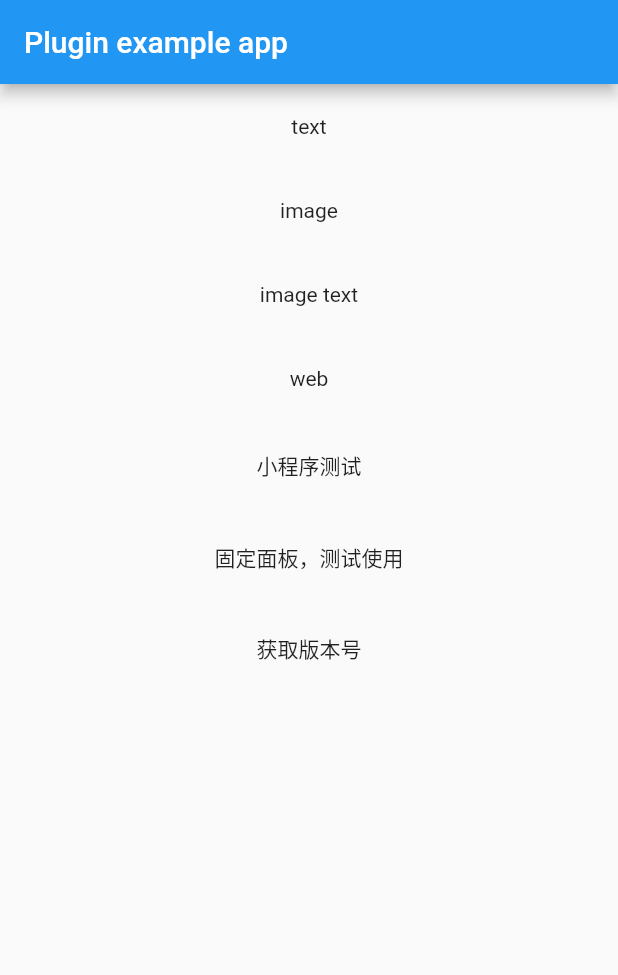
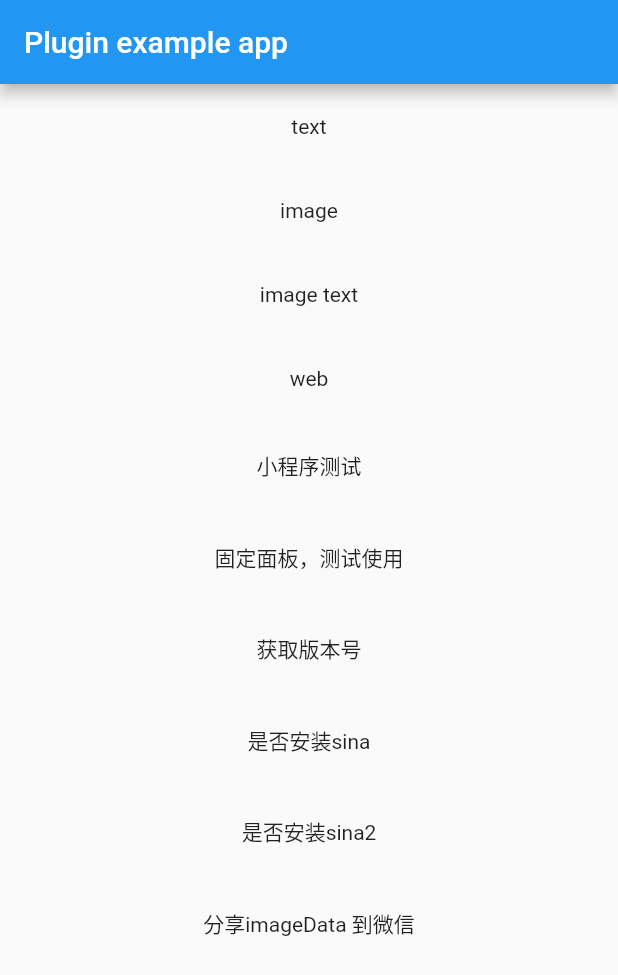
Before and after one commit to 9527001/FlutterUmeng, a Flutter app: the screen it shows after launch, on a phone screen of 412 x 824 dp. Shown: the top 975 px of the screen. Run offline on Flutter 3.47's test engine with Material 2 defaults, Android fonts, the phone set to English and light mode, and no system bars; our stand-ins replace fluttertoast.

```diff
--- a/example/lib/main.dart
+++ b/example/lib/main.dart
@@ -1,4 +1,9 @@
+import 'dart:developer';
+import 'dart:typed_data';
+import 'dart:ui';
+
 import 'package:flutter/material.dart';
+import 'package:flutter/rendering.dart';
 import 'dart:async';
 
 import 'package:flutter/services.dart';
@@ -15,6 +20,7 @@ class MyApp extends StatefulWidget {
 
 class _MyAppState extends State<MyApp> {
   String _platformVersion = 'Unknown';
+  GlobalKey _posterGlobalKey = GlobalKey();
 
   @override
   void initState() {
@@ -76,7 +82,9 @@ class _MyAppState extends State<MyApp> {
   @override
   Widget build(BuildContext context) {
     return MaterialApp(
-      home: Scaffold(
+      home: RepaintBoundary(
+        key: _posterGlobalKey,
+        child: Scaffold(
           appBar: AppBar(
             title: const Text('Plugin example app'),
           ),
@@ -208,10 +216,61 @@ class _MyAppState extends State<MyApp> {
                     FlutterUmeng.setLogEnabled(enabled: true);
                   },
                 ),
+                GestureDetector(
+                  child: Padding(
+                    padding: const EdgeInsets.all(20.0),
+                    child: Text(
+                      '是否安装sina',
+                    ),
+                  ),
+                  onTap: () async {
+                    bool resutl = await FlutterUmeng.isInstall(SharePlatformType.sina);
+                    log(resutl.toString());
+                  },
+                ),
+                GestureDetector(
+                  child: Padding(
+                    padding: const EdgeInsets.all(20.0),
+                    child: Text(
+                      '是否安装sina2',
+                    ),
+                  ),
+                  onTap: () async {
+                    ShareResultBean shareResultBean = await FlutterUmeng.share(share: ShareBean.text(platFormType: SharePlatformType.sina, text: '123'));
+                    log(shareResultBean.msg);
+                  },
+                ),
+                GestureDetector(
+                  child: Padding(
+                    padding: const EdgeInsets.all(20.0),
+                    child: Text(
+                      '分享imageData 到微信',
+                    ),
+                  ),
+                  onTap: () async {
+                    Uint8List data = await _getImageData();
+                    ShareResultBean shareResultBean = await FlutterUmeng.share(share: ShareBean.imageByte(platFormType: SharePlatformType.wechat, imageByte: data));
+                    log(shareResultBean.msg);
+                  },
+                ),
               ],
+            ),
           ),
         ),
       ),
     );
   }
+
+  Future<Uint8List> _getImageData() async {
+    RenderRepaintBoundary boundary = _posterGlobalKey.currentContext.findRenderObject();
+    var image = await boundary.toImage(pixelRatio: 3);
+    ByteData byteData = await image.toByteData(format: ImageByteFormat.png);
+//存储
+    Uint8List imageByte = Uint8List.fromList(byteData.buffer.asUint8List());
+    // imageByte = await FlutterImageCompress.compressWithList(
+    //   imageByte,
+    //   quality: 5,
+    // );
+    return imageByte;
   }
+}
```
Also changed, not shown: example/pubspec.lock, pubspec.lock, 2 other files. Lines whose indentation alone changed are shown as unchanged.
